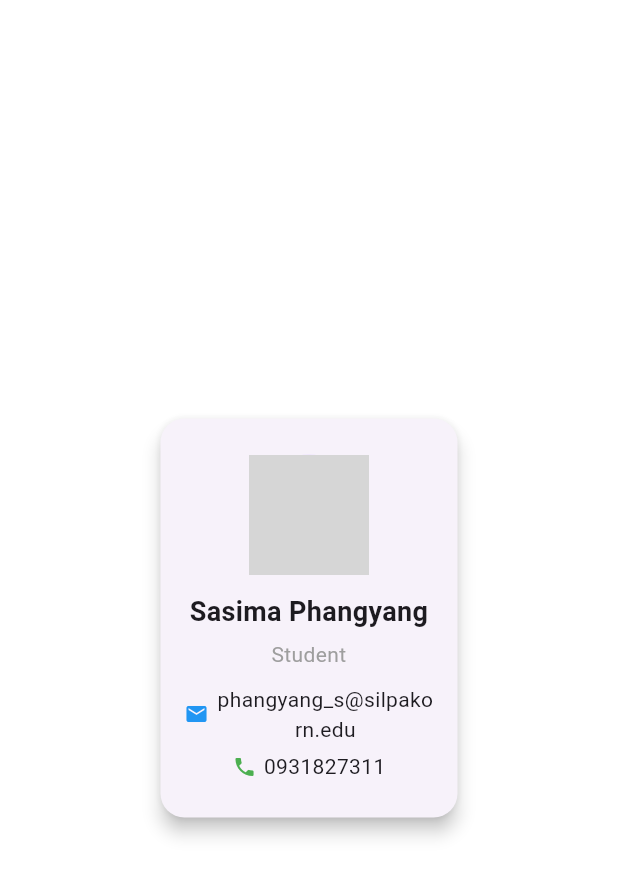
After one commit to Sangduen2/first_app, a Flutter app: the screen it shows after launch, on a phone screen of 412 x 824 dp. The commit adds this screen. Shown: the top 876 px of the screen. Run offline on Flutter 3.47's test engine with Material 3 defaults, Android fonts, the phone set to English and light mode, and no system bars; our stand-ins replace firebase_core; accounts and stored records are empty; network calls fail; grey boxes are pictures that could not be loaded.

Commit message:
profile card commit

```diff
--- /dev/null
+++ b/lib/components/custom_profile_card.dart
@@ -0,0 +1,89 @@
+import 'package:flutter/material.dart';
+
+class CustomProfileCard extends StatelessWidget {
+  final String name;
+  final String position;
+  final String email;
+  final String phoneNumber;
+  final String imageUrl;
+
+  // ลบ const ออกจาก constructor ตามหลักการทั่วไปของ StatelessWidget ที่รับค่ามา
+  const CustomProfileCard(
+      {super.key,
+      required this.name,
+      required this.position,
+      required this.email,
+      required this.phoneNumber,
+      required this.imageUrl});
+
+  @override
+  Widget build(BuildContext context) {
+    return Center(
+      child: Container(
+        width: MediaQuery.of(context).size.width * 0.50,
+        child: Card(
+          elevation: 5,
+          shape: RoundedRectangleBorder(
+            borderRadius: BorderRadius.circular(16),
+          ),
+          child: Padding(
+            padding: const EdgeInsets.symmetric(vertical: 24, horizontal: 16),
+            child: Column(
+              mainAxisSize: MainAxisSize.min,
+              mainAxisAlignment: MainAxisAlignment.center,
+              children: [
+                CircleAvatar(
+                    radius: 40,
+                    backgroundImage:
+                        NetworkImage(imageUrl)),
+                const SizedBox(height: 12),
+                Text(name,
+                    textAlign: TextAlign.center,
+                    style: const TextStyle(
+                        fontSize: 18, fontWeight: FontWeight.bold)),
+                const SizedBox(height: 5),
+                Text(position,
+                    textAlign: TextAlign.center,
+                    style: const TextStyle(fontSize: 14, color: Colors.grey)),
+                const SizedBox(height: 10),
+                Row(
+                  mainAxisAlignment: MainAxisAlignment.center,
+                  children: [
+                    const Icon(Icons.email, size: 16, color: Colors.blue),
+                    const SizedBox(width: 6),
+                    Flexible(
+                      child: Text(email,
+                          textAlign: TextAlign.center,
+                          style: const TextStyle(
+                              fontSize: 14,
+                              fontWeight: FontWeight
+                                  .normal)
+                          ),
+                    )
+                  ],
+                ),
+                const SizedBox(height: 5),
+                Row(
+                  mainAxisAlignment: MainAxisAlignment.center,
+                  children: [
+                    const Icon(Icons.phone, size: 16, color: Colors.green),
+                    const SizedBox(width: 5),
+                    Flexible(
+                      child: Text(phoneNumber,
+                          textAlign: TextAlign.center,
+                          style: const TextStyle(
+                              fontSize: 14,
+                              fontWeight: FontWeight
+                                  .normal)
+                          ),
+                    )
+                  ],
+                ),
+              ],
+            ),
+          ),
+        ),
+      ),
+    );
+  }
+}
--- a/lib/main.dart
+++ b/lib/main.dart
@@ -6,6 +6,9 @@ import 'package:firebase_core/firebase_core.dart';
 
 import 'package:first_app/api_example/ApiExample.dart';
 import 'package:first_app/api_example/Assigmentweek5.dart';
+import 'package:first_app/page/simple_custom_widget.dart';
+import 'package:first_app/components/custom_counter_widget.dart';
+import 'package:first_app/components/custom_profile_card.dart';
 
 void main() {
   runApp(const MyApp());
@@ -17,8 +20,13 @@ class MyApp extends StatelessWidget {
   @override
   Widget build(BuildContext context) {
     return MaterialApp(
-      debugShowCheckedModeBanner: false,
-      home: const Assigmentweek5(),
-    );
+        debugShowCheckedModeBanner: false,
+        home: const CustomProfileCard(
+            name: 'Sasima Phangyang',
+            position: 'Student',
+            email: 'phangyang_s@silpakorn.edu',
+            phoneNumber: '0931827311',
+            imageUrl:
+                'https://scontent.fbkk12-3.fna.fbcdn.net/v/t39.30808-6/471374885_2617408588456588_2604379789553647314_n.jpg?_nc_cat=102&ccb=1-7&_nc_sid=6ee11a&_nc_ohc=LLyDR8TUrcwQ7kNvwEO42Ov&_nc_oc=AdnjPaF0XzHFcGbJ7wtmnVuNvom4G9Qk-Fq9OraT22nL4z1k2mfHhPahxcjs8Db6kvM&_nc_zt=23&_nc_ht=scontent.fbkk12-3.fna&_nc_gid=jVdJ6CGcVjicxIxYeT6ZYQ&oh=00_AfdQwawQwGLbpg0-i_e7uGdjvANZgkslBlG4jNhERuP6IA&oe=68F8DE80'));
   }
 }
```
Also changed, not shown: lib/components/custom_card.dart (added, +19 -0 lines), lib/components/custom_counter_widget.dart (added, +50 -0 lines), lib/page/simple_custom_widget.dart (added, +30 -0 lines).
